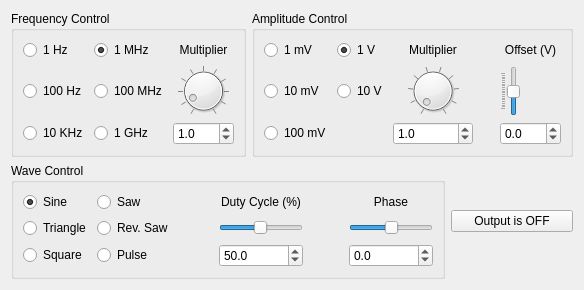
First picture: the form in instruments/signal_gen.ui, repository pfjarschel/virtual-telecom-lab, before the edit.
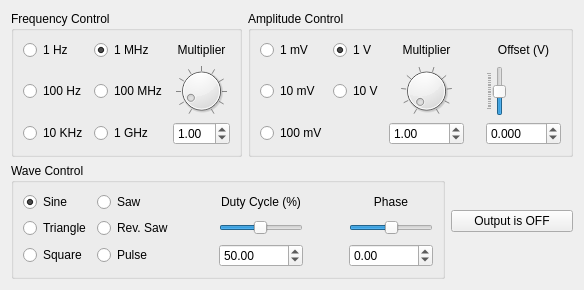
Second picture: the form after the edit.

```diff
--- a/instruments/signal_gen.ui
+++ b/instruments/signal_gen.ui
@@ -114,7 +114,7 @@
            <bool>false</bool>
           </property>
           <property name="decimals">
-           <number>1</number>
+           <number>2</number>
           </property>
           <property name="minimum">
            <double>0.100000000000000</double>
@@ -174,7 +174,7 @@
            <bool>false</bool>
           </property>
           <property name="decimals">
-           <number>1</number>
+           <number>3</number>
           </property>
           <property name="minimum">
            <double>-100.000000000000000</double>
@@ -260,7 +260,7 @@
            <bool>false</bool>
           </property>
           <property name="decimals">
-           <number>1</number>
+           <number>2</number>
           </property>
           <property name="minimum">
            <double>0.100000000000000</double>
@@ -394,7 +394,7 @@
            <bool>false</bool>
           </property>
           <property name="decimals">
-           <number>1</number>
+           <number>2</number>
           </property>
           <property name="maximum">
            <double>100.000000000000000</double>
@@ -447,7 +447,7 @@
         <item row="2" column="6">
          <widget class="QDoubleSpinBox" name="phaseSpin">
           <property name="decimals">
-           <number>1</number>
+           <number>2</number>
           </property>
           <property name="minimum">
            <double>-180.000000000000000</double>
```
